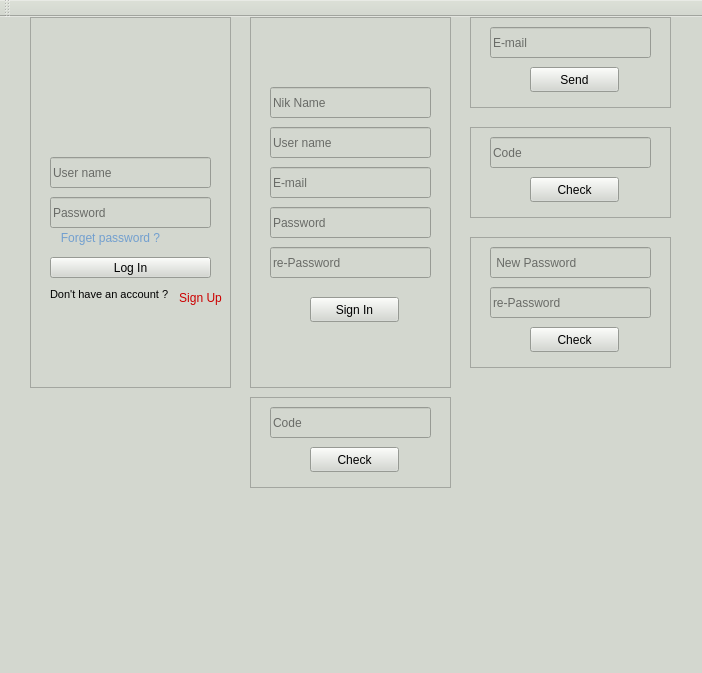
This is Version_2/UI/login-page.ui in imyasin2000/pychat as Qt 5 draws it before an edit. The edited form follows.
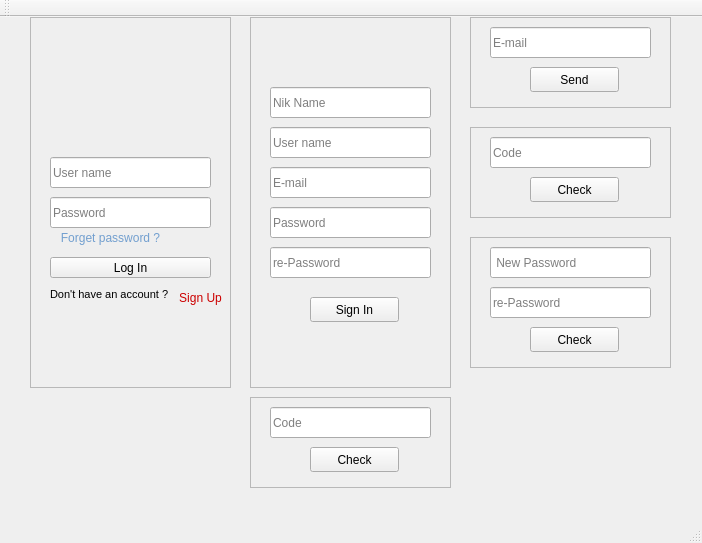
This is the edited form.

What changed in the file:
```diff
--- a/Version_2/UI/login-page.ui
+++ b/Version_2/UI/login-page.ui
@@ -7,7 +7,7 @@
     <x>0</x>
     <y>0</y>
     <width>702</width>
-    <height>673</height>
+    <height>543</height>
    </rect>
   </property>
   <property name="cursor">
@@ -17,7 +17,7 @@
    <string>MainWindow</string>
   </property>
   <property name="styleSheet">
-   <string notr="true">background-color: rgb(211, 215, 207);</string>
+   <string notr="true"/>
   </property>
   <widget class="QWidget" name="centralwidget">
    <widget class="QFrame" name="frame">
```
Left out of the diff: 3 changed lines with no effect on the pictures.
